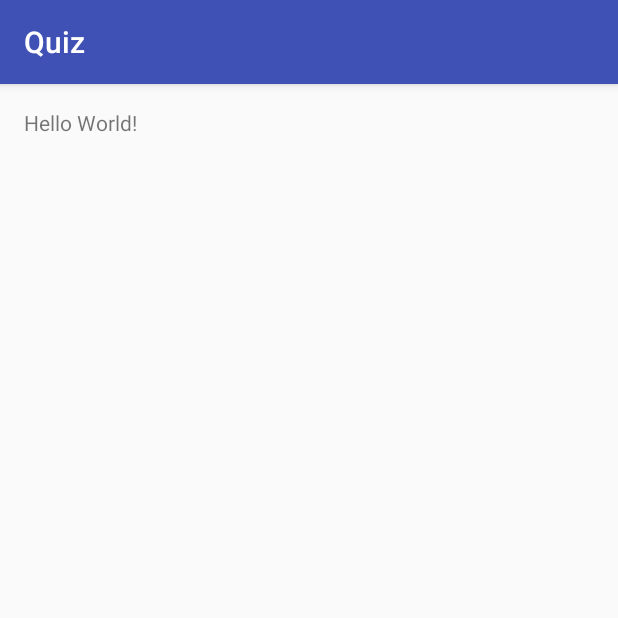
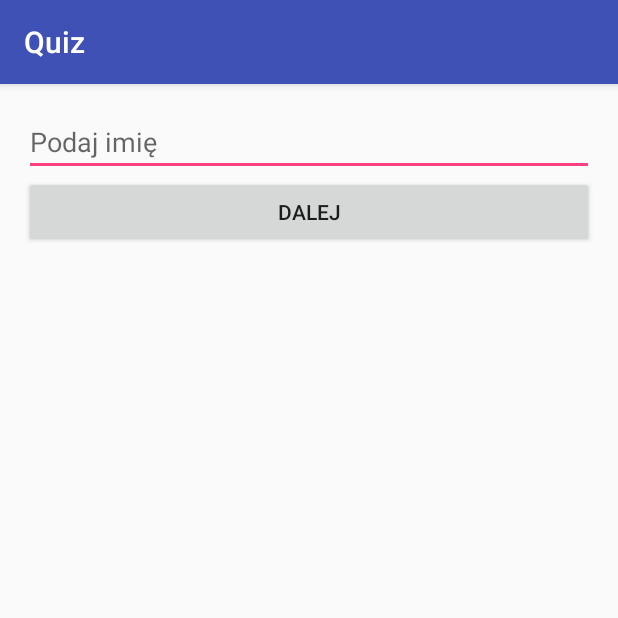
Before and after one commit to igorpaprzycki/Quiz, an Android app: the screen it shows after launch (StartGameActivity), on a phone screen of 412 x 824 dp, the top half of it. Run offline under Robolectric (Android 15) with nearby library versions, the phone set to English and light mode, and no system bars.

Commit message:
Added second view and Intent to distribute name to second activity.

```diff
--- a/app/src/main/AndroidManifest.xml
+++ b/app/src/main/AndroidManifest.xml
@@ -15,6 +15,7 @@
                 <category android:name="android.intent.category.LAUNCHER" />
             </intent-filter>
         </activity>
+        <activity android:name=".GreetingActivity"></activity>
     </application>
 
 </manifest>
--- a/app/src/main/java/com/igypap/quiz/StartGameActivity.java
+++ b/app/src/main/java/com/igypap/quiz/StartGameActivity.java
@@ -1,13 +1,40 @@
 package com.igypap.quiz;
 
+import android.content.Intent;
+import android.os.Bundle;
 import android.support.v7.app.AppCompatActivity;
-import android.os.Bundle;
+import android.view.View;
+import android.widget.Button;
+import android.widget.EditText;
 
 public class StartGameActivity extends AppCompatActivity {
+    private EditText mEditText;
+    private Button mNextButton;
 
     @Override
     protected void onCreate(Bundle savedInstanceState) {
         super.onCreate(savedInstanceState);
         setContentView(R.layout.activity_start_game);
+        mEditText = (EditText) findViewById(R.id.name_field);
+        mNextButton = (Button) findViewById(R.id.next_button);
+
+        mNextButton.setOnClickListener(new View.OnClickListener() {
+            @Override
+            public void onClick(View v) {
+                openNextScreen();
+            }
+        });
+    }
+
+    private void openNextScreen() {
+        //1. odczytac wpisany tekst
+        String name = mEditText.getText().toString();
+        //2. otworzyc nowe okno przekazujac wpisany teskt
+        Intent nameIntent = new Intent(this, GreetingActivity.class);
+        //startActivity(nameIntent); //uruchomimy nowe okno ale nie przekazemy parametru name!!!
+        nameIntent.putExtra("name", name);
+        startActivity(nameIntent);
+
+
     }
 }
--- a/app/src/main/res/layout/activity_start_game.xml
+++ b/app/src/main/res/layout/activity_start_game.xml
@@ -1,5 +1,5 @@
 <?xml version="1.0" encoding="utf-8"?>
-<RelativeLayout xmlns:android="http://schemas.android.com/apk/res/android"
+<LinearLayout xmlns:android="http://schemas.android.com/apk/res/android"
     xmlns:tools="http://schemas.android.com/tools"
     android:id="@+id/activity_start_game"
     android:layout_width="match_parent"
@@ -8,10 +8,19 @@
     android:paddingLeft="@dimen/activity_horizontal_margin"
     android:paddingRight="@dimen/activity_horizontal_margin"
     android:paddingTop="@dimen/activity_vertical_margin"
+    android:orientation="vertical"
     tools:context="com.igypap.quiz.StartGameActivity">
 
-    <TextView
-        android:layout_width="wrap_content"
+
+    <EditText
+        android:id="@+id/name_field"
+        android:layout_width="match_parent"
         android:layout_height="wrap_content"
-        android:text="Hello World!" />
-</RelativeLayout>
+        android:hint="Podaj imię" />
+
+    <Button
+        android:id="@+id/next_button"
+        android:layout_width="match_parent"
+        android:layout_height="wrap_content"
+        android:text="Dalej" />
+</LinearLayout>
```
Also changed, not shown: app/src/main/java/com/igypap/quiz/GreetingActivity.java (added, +23 -0 lines), app/src/main/res/layout/activity_greeting.xml (added, +18 -0 lines).
